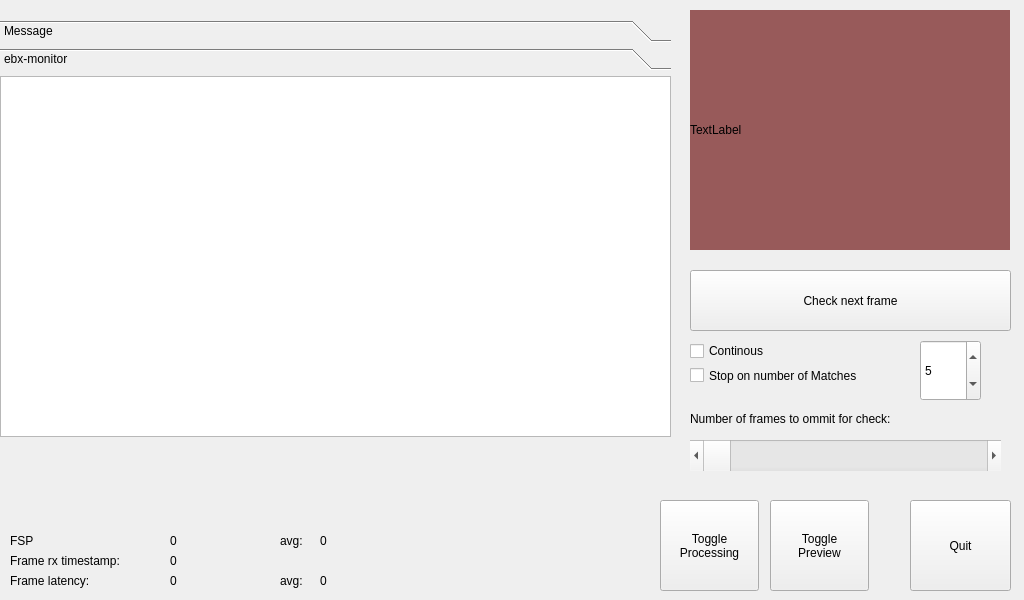
Old version of the form eyetrackerwindow.ui in the repository EBXFS15/EyeTrackerQt.
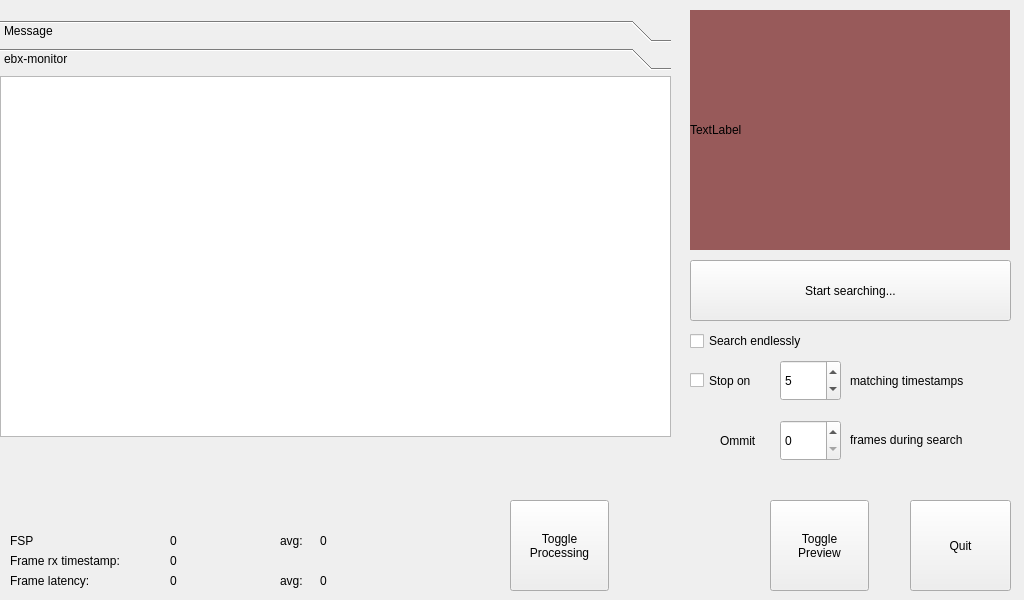
New version of the form. The open tabs and pages were chosen to show the change.

Commit message: Refactoring of variable names and constants. Renamed some fields in the GUI.

```diff
--- a/eyetrackerwindow.ui
+++ b/eyetrackerwindow.ui
@@ -201,7 +201,7 @@
    <widget class="QPushButton" name="btn_disable_processing">
     <property name="geometry">
      <rect>
-      <x>660</x>
+      <x>510</x>
       <y>500</y>
       <width>99</width>
       <height>91</height>
@@ -230,13 +230,13 @@
     <property name="geometry">
      <rect>
       <x>690</x>
-      <y>270</y>
+      <y>260</y>
       <width>321</width>
       <height>61</height>
      </rect>
     </property>
     <property name="text">
-     <string>Check next frame</string>
+     <string>Start searching...</string>
     </property>
    </widget>
    <widget class="QLabel" name="label_fps_avg_txt">
@@ -295,13 +295,13 @@
     <property name="geometry">
      <rect>
       <x>690</x>
-      <y>340</y>
-      <width>97</width>
+      <y>330</y>
+      <width>151</width>
       <height>22</height>
      </rect>
     </property>
     <property name="text">
-     <string>Continous</string>
+     <string>Search endlessly</string>
     </property>
    </widget>
    <widget class="QCheckBox" name="chk_stop_interception">
@@ -309,12 +309,18 @@
      <rect>
       <x>690</x>
       <y>360</y>
-      <width>241</width>
-      <height>31</height>
+      <width>91</width>
+      <height>41</height>
      </rect>
     </property>
+    <property name="minimumSize">
+     <size>
+      <width>0</width>
+      <height>2</height>
+     </size>
+    </property>
     <property name="text">
-     <string>Stop on number of Matches</string>
+     <string>Stop on</string>
     </property>
     <property name="checked">
      <bool>false</bool>
@@ -323,46 +329,63 @@
    <widget class="QSpinBox" name="nbr_stop_interception">
     <property name="geometry">
      <rect>
-      <x>920</x>
-      <y>340</y>
+      <x>780</x>
+      <y>360</y>
       <width>61</width>
-      <height>61</height>
+      <height>41</height>
      </rect>
     </property>
     <property name="value">
      <number>5</number>
     </property>
    </widget>
-   <widget class="QScrollBar" name="scr_delay_enqueuing">
-    <property name="geometry">
-     <rect>
-      <x>690</x>
-      <y>440</y>
-      <width>311</width>
-      <height>31</height>
-     </rect>
-    </property>
-    <property name="maximum">
-     <number>100</number>
-    </property>
-    <property name="value">
-     <number>0</number>
-    </property>
-    <property name="orientation">
-     <enum>Qt::Horizontal</enum>
-    </property>
-   </widget>
    <widget class="QLabel" name="label_2">
     <property name="geometry">
      <rect>
-      <x>690</x>
-      <y>410</y>
-      <width>291</width>
-      <height>17</height>
+      <x>720</x>
+      <y>430</y>
+      <width>61</width>
+      <height>21</height>
      </rect>
     </property>
     <property name="text">
-     <string>Number of frames to ommit for check:</string>
+     <string>Ommit</string>
+    </property>
+   </widget>
+   <widget class="QLabel" name="label_3">
+    <property name="geometry">
+     <rect>
+      <x>850</x>
+      <y>370</y>
+      <width>161</width>
+      <height>21</height>
+     </rect>
+    </property>
+    <property name="text">
+     <string>matching timestamps</string>
+    </property>
+   </widget>
+   <widget class="QSpinBox" name="ommitFrames">
+    <property name="geometry">
+     <rect>
+      <x>780</x>
+      <y>420</y>
+      <width>61</width>
+      <height>41</height>
+     </rect>
+    </property>
+   </widget>
+   <widget class="QLabel" name="label_4">
+    <property name="geometry">
+     <rect>
+      <x>850</x>
+      <y>430</y>
+      <width>161</width>
+      <height>20</height>
+     </rect>
+    </property>
+    <property name="text">
+     <string>frames during search</string>
     </property>
    </widget>
   </widget>
```
Left out of the diff: 4 changed lines with no effect on the pictures. The commit also changes 4 other files.
